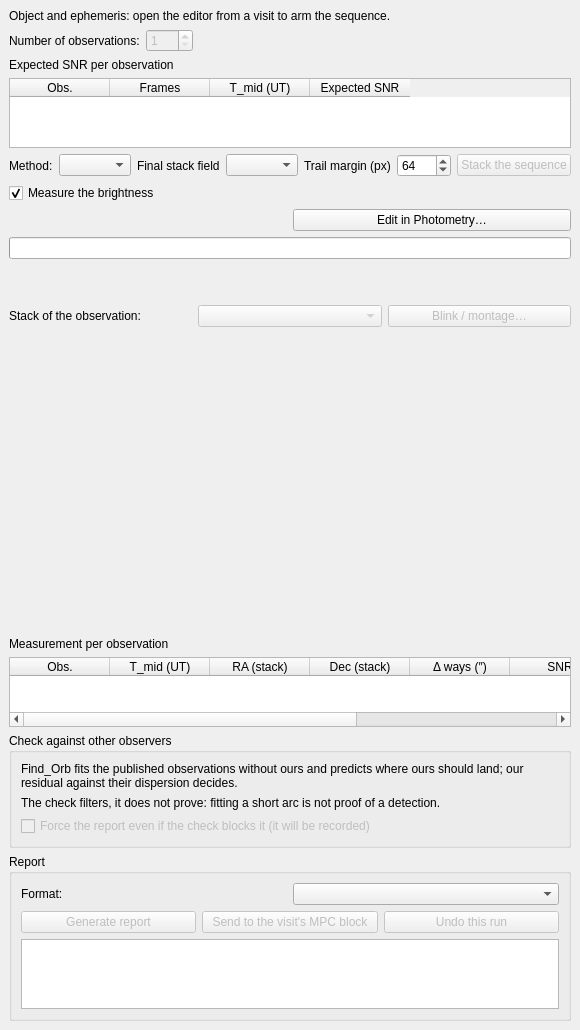
First picture: the form in nightscribe/gui/ui/ufe_trackstack_tab.ui, repository irydeo/nightscribe, before the edit.
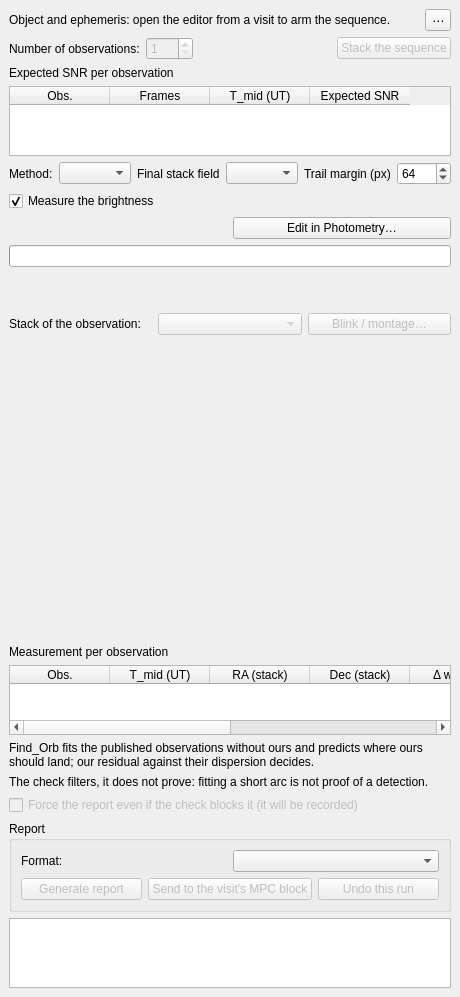
Second picture: the form after the edit.

Diff of the .ui file:
```diff
--- a/nightscribe/gui/ui/ufe_trackstack_tab.ui
+++ b/nightscribe/gui/ui/ufe_trackstack_tab.ui
@@ -16,6 +16,8 @@
    <property name="rightMargin"><number>9</number></property>
    <property name="bottomMargin"><number>9</number></property>
    <item>
+    <layout class="QHBoxLayout" name="row_head">
+     <item>
     <widget class="QLabel" name="lbl_object">
      <property name="text">
       <string>Object and ephemeris: open the editor from a visit to arm the sequence.</string>
@@ -27,6 +29,16 @@
     </widget>
    </item>
    <item>
+      <widget class="QToolButton" name="btn_more">
+       <property name="text"><string>⋯</string></property>
+       <property name="toolTip">
+        <string>The occasional actions, so they do not eat the panel: the blink figure of the observations, and undoing this run</string>
+       </property>
+      </widget>
+     </item>
+    </layout>
+   </item>
+   <item>
     <layout class="QHBoxLayout" name="row_nobs">
      <item>
       <widget class="QLabel" name="lbl_nobs">
@@ -49,8 +61,24 @@
        <property name="sizeHint" stdset="0"><size><width>40</width><height>20</height></size></property>
       </spacer>
      </item>
+     <item>
+      <widget class="QPushButton" name="btn_stack">
+       <property name="enabled"><bool>false</bool></property>
+       <property name="text"><string>Stack the sequence</string></property>
+       <property name="toolTip">
+        <string>Run the whole pipeline: solve the reference, register the frames, stack, detect, sweep the velocity, stack each observation, measure and check. While it runs, this button is the Cancel</string>
+       </property>
+      </widget>
+     </item>
     </layout>
    </item>
+   <item>
+    <widget class="QWidget" name="sec_snr_content" native="true">
+     <layout class="QVBoxLayout" name="vbox_snr">
+      <property name="leftMargin"><number>0</number></property>
+      <property name="topMargin"><number>0</number></property>
+      <property name="rightMargin"><number>0</number></property>
+      <property name="bottomMargin"><number>0</number></property>
    <item>
     <widget class="QLabel" name="lbl_snr_title">
      <property name="text"><string>Expected SNR per observation</string></property>
@@ -71,6 +99,16 @@
      <column><property name="text"><string>Expected SNR</string></property></column>
     </widget>
    </item>
+     </layout>
+    </widget>
+   </item>
+   <item>
+    <widget class="QWidget" name="sec_advanced_content" native="true">
+     <layout class="QVBoxLayout" name="vbox_advanced">
+      <property name="leftMargin"><number>0</number></property>
+      <property name="topMargin"><number>0</number></property>
+      <property name="rightMargin"><number>0</number></property>
+      <property name="bottomMargin"><number>0</number></property>
    <item>
     <layout class="QHBoxLayout" name="row_method">
      <item>
@@ -108,15 +146,6 @@
        </property>
       </widget>
      </item>
-     <item>
-      <widget class="QPushButton" name="btn_stack">
-       <property name="enabled"><bool>false</bool></property>
-       <property name="text"><string>Stack the sequence</string></property>
-       <property name="toolTip">
-        <string>Run the whole pipeline: solve the reference, register the frames, stack, detect, sweep the velocity, stack each observation, measure and check. While it runs, this button is the Cancel</string>
-       </property>
-      </widget>
-     </item>
     </layout>
    </item>
    <item>
@@ -159,6 +188,9 @@
      </item>
     </layout>
    </item>
+     </layout>
+    </widget>
+   </item>
    <item>
     <widget class="QProgressBar" name="prg_stack">
      <property name="visible"><bool>false</bool></property>
@@ -242,9 +274,12 @@
     </widget>
    </item>
    <item>
-    <widget class="QGroupBox" name="grp_check">
-     <property name="title"><string>Check against other observers</string></property>
+    <widget class="QWidget" name="sec_check_content" native="true">
      <layout class="QVBoxLayout" name="vbox_check">
+      <property name="leftMargin"><number>0</number></property>
+      <property name="topMargin"><number>0</number></property>
+      <property name="rightMargin"><number>0</number></property>
+      <property name="bottomMargin"><number>0</number></property>
       <item>
        <widget class="QLabel" name="lbl_check">
         <property name="text"><string>Find_Orb fits the published observations without ours and predicts where ours should land; our residual against their dispersion decides.</string></property>
@@ -320,6 +355,16 @@
         </item>
        </layout>
       </item>
+     </layout>
+    </widget>
+   </item>
+   <item>
+    <widget class="QWidget" name="sec_report_content" native="true">
+     <layout class="QVBoxLayout" name="vbox_report_text">
+      <property name="leftMargin"><number>0</number></property>
+      <property name="topMargin"><number>0</number></property>
+      <property name="rightMargin"><number>0</number></property>
+      <property name="bottomMargin"><number>0</number></property>
       <item>
        <widget class="QPlainTextEdit" name="txt_report">
         <property name="maximumSize"><size><width>16777215</width><height>110</height></size></property>
```
Left out of the diff: 12 changed lines with no effect on the pictures. Lines whose indentation alone changed are shown as unchanged.
